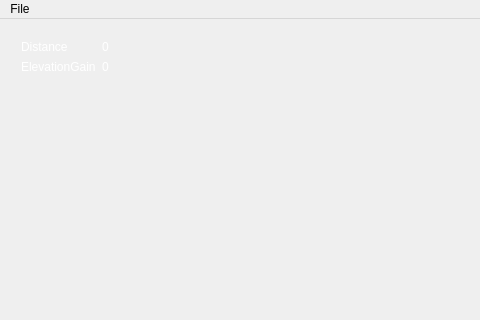
pozitiffcat/GpxAnalysis, file MainWindow.ui: the form before one commit; both pictures show x 0 to 480 and y 0 to 320 of the 1000 by 625 pixel window.
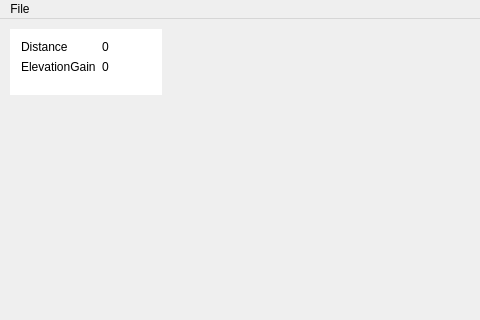
The form after the commit. Custom widgets are drawn as their Qt base class.

Commit message: redesign overlay frame

What changed in the file:
```diff
--- a/MainWindow.ui
+++ b/MainWindow.ui
@@ -65,7 +65,7 @@
         <property name="palette">
          <palette>
           <active>
-           <colorrole role="WindowText">
+           <colorrole role="Base">
             <brush brushstyle="SolidPattern">
              <color alpha="255">
               <red>255</red>
@@ -74,7 +74,7 @@
              </color>
             </brush>
            </colorrole>
-           <colorrole role="Text">
+           <colorrole role="Window">
             <brush brushstyle="SolidPattern">
              <color alpha="255">
               <red>255</red>
@@ -85,7 +85,7 @@
            </colorrole>
           </active>
           <inactive>
-           <colorrole role="WindowText">
+           <colorrole role="Base">
             <brush brushstyle="SolidPattern">
              <color alpha="255">
               <red>255</red>
@@ -94,7 +94,7 @@
              </color>
             </brush>
            </colorrole>
-           <colorrole role="Text">
+           <colorrole role="Window">
             <brush brushstyle="SolidPattern">
              <color alpha="255">
               <red>255</red>
@@ -105,27 +105,30 @@
            </colorrole>
           </inactive>
           <disabled>
-           <colorrole role="WindowText">
+           <colorrole role="Base">
             <brush brushstyle="SolidPattern">
              <color alpha="255">
-              <red>168</red>
-              <green>171</green>
-              <blue>177</blue>
+              <red>255</red>
+              <green>255</green>
+              <blue>255</blue>
              </color>
             </brush>
            </colorrole>
-           <colorrole role="Text">
+           <colorrole role="Window">
             <brush brushstyle="SolidPattern">
              <color alpha="255">
-              <red>168</red>
-              <green>171</green>
-              <blue>177</blue>
+              <red>255</red>
+              <green>255</green>
+              <blue>255</blue>
              </color>
             </brush>
            </colorrole>
           </disabled>
          </palette>
         </property>
+        <property name="autoFillBackground">
+         <bool>true</bool>
+        </property>
         <property name="frameShape">
          <enum>QFrame::NoFrame</enum>
         </property>
```
The commit also changes 2 other files.
